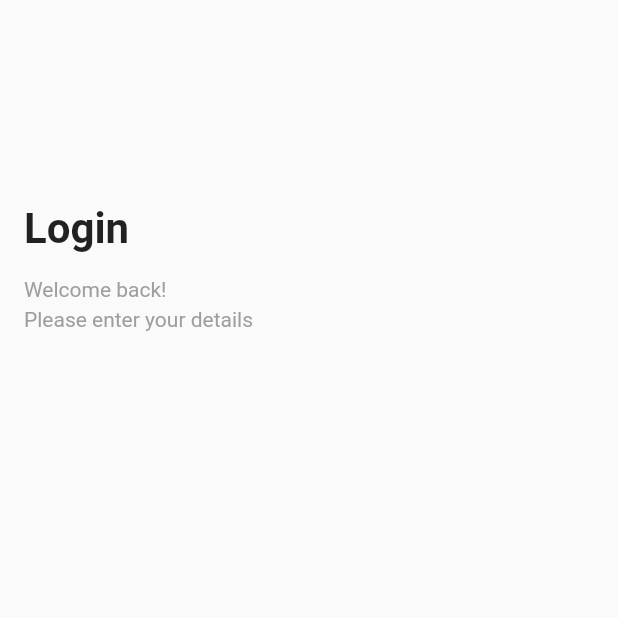
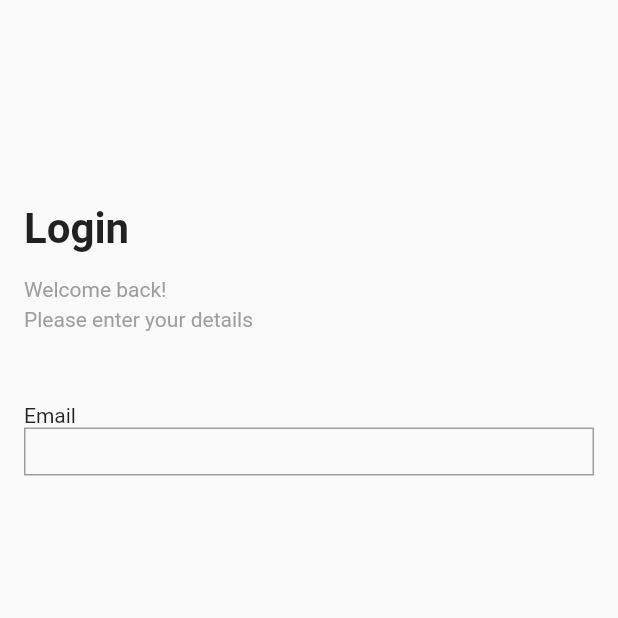
Before and after one commit to JAICHANGPARK/flutter_notebook_20th_story, a Flutter app: the screen it shows after launch, on a phone screen of 412 x 824 dp, the top half of it. Run offline on Flutter 3.47's test engine with Material 2 defaults, Android fonts, the phone set to English and light mode, and no system bars; our stand-ins replace badges, date_picker_timeline, dotted_border, dotted_line, flutter_riverpod, flutter_svg and 4 more; missing offline and left inert: barcode.

Commit message:
Update logistic_login_page.dart

```diff
--- a/lib/ep1194_logistic_mobile_app/src/ui/logistic_login_page.dart
+++ b/lib/ep1194_logistic_mobile_app/src/ui/logistic_login_page.dart
@@ -40,6 +40,20 @@ class LogisticLoginPage extends StatelessWidget {
                   color: Colors.grey,
                 ),
               ),
+              SizedBox(
+                height: 48,
+              ),
+              Text("Email"),
+              SizedBox(
+                height: 32,
+                child: Container(
+                  decoration: BoxDecoration(
+                    border: Border.all(
+                      color: Colors.grey,
+                    ),
+                  ),
+                ),
+              )
             ],
           ),
         ),
```
